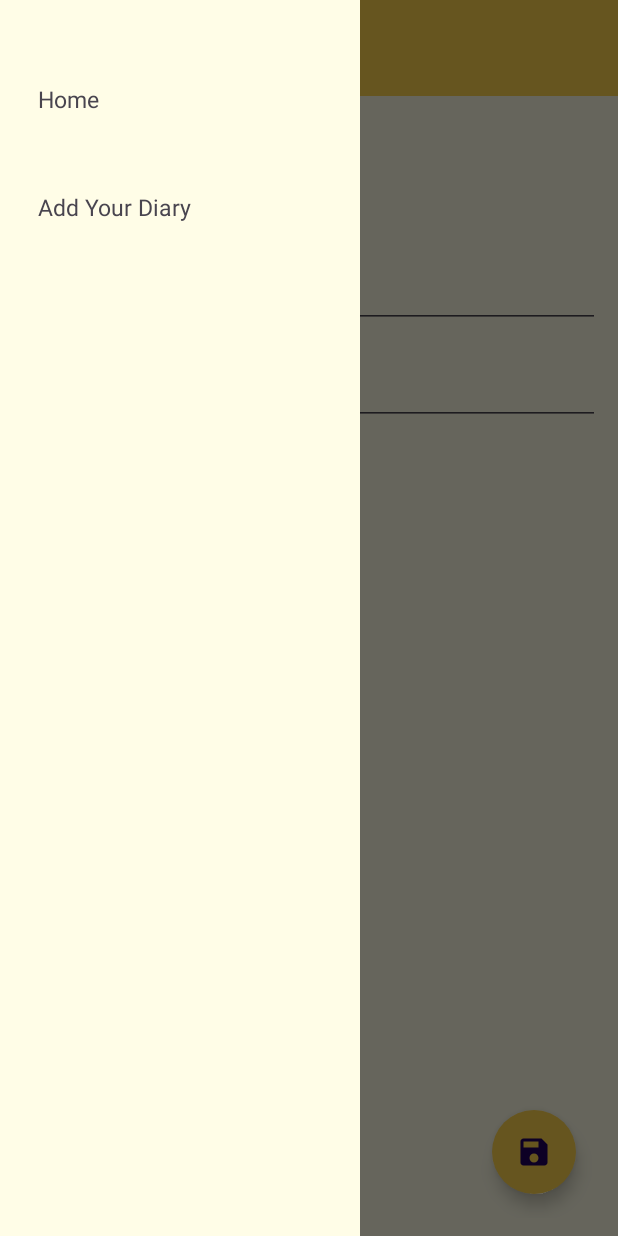
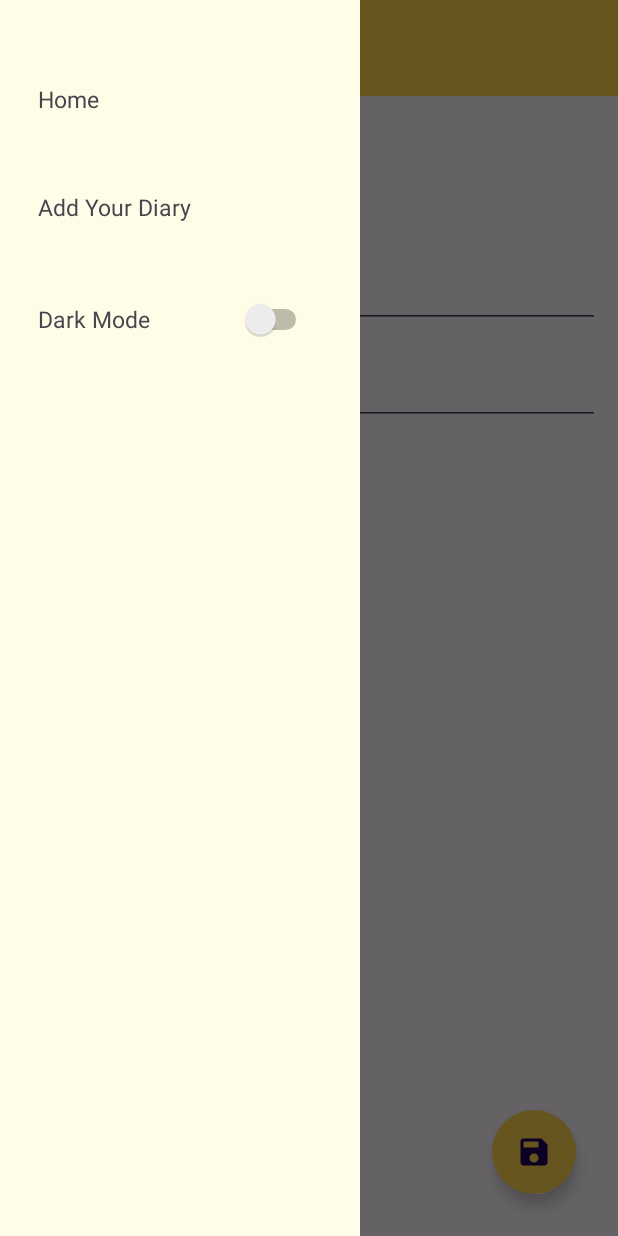
Before and after one commit to Rafibintang22/TubesMobdev1, an Android app: the screen it shows after launch (MainActivity), after a tap on "Add Your Diary", on a phone screen of 412 x 824 dp. Run offline under Robolectric (Android 15) with nearby library versions, the phone set to English and light mode, and no system bars; 1 statement that could not run was skipped; 2 other taps on this screen came first.

Commit message:
update : DarkMode

```diff
--- a/app/src/main/java/com/example/tubes1/FragmentSideMenu.kt
+++ b/app/src/main/java/com/example/tubes1/FragmentSideMenu.kt
@@ -7,9 +7,11 @@ import android.view.ViewGroup
 import androidx.drawerlayout.widget.DrawerLayout
 import androidx.fragment.app.Fragment
 import com.example.tubes1.databinding.FragmentSidemenuBinding
+import kotlin.math.log
 
 class FragmentSideMenu:Fragment() {
     lateinit var binding: FragmentSidemenuBinding
+    private lateinit var viewModel: MainViewModel
 
     override fun onCreateView(
         inflater: LayoutInflater,
@@ -17,10 +19,19 @@ class FragmentSideMenu:Fragment() {
         savedInstanceState: Bundle?
     ): View? {
         this.binding = FragmentSidemenuBinding.inflate(inflater,container,false)
-
+        this.viewModel = (activity as MainActivity).viewModel
         val buttonHome = binding.btnHome
         val buttonAddDiary = binding.btnAddDiary
+        val switchMode = binding.switchMode
 
+        switchMode.setOnClickListener {
+            val modeNow = switchMode.isActivated
+            if(modeNow == false){
+                viewModel.updateMode(false)
+            }else{
+                viewModel.updateMode(true)
+            }
+        }
 
         buttonHome.setOnClickListener {
             pindahkeFragment(FragmentHome())
@@ -29,6 +40,8 @@ class FragmentSideMenu:Fragment() {
         buttonAddDiary.setOnClickListener {
             pindahkeFragment(FragmentTambahKonten())
         }
+
+
 
         return this.binding.root
     }
--- a/app/src/main/java/com/example/tubes1/MainViewModel.kt
+++ b/app/src/main/java/com/example/tubes1/MainViewModel.kt
@@ -10,6 +10,7 @@ class MainViewModel : ViewModel() {
     var imgUri: MutableLiveData<Uri> = MutableLiveData()
     var time: MutableLiveData<String> = MutableLiveData()
     var page: MutableLiveData<String> = MutableLiveData()
+    var mode: MutableLiveData<Boolean> = MutableLiveData()
 
     fun updateTitle(title: String){
         this.title.value = title
@@ -31,4 +32,8 @@ class MainViewModel : ViewModel() {
         this.page.value = page
     }
 
+    fun updateMode(mode: Boolean){
+        this.mode.value = mode
+    }
+
 }
--- a/app/src/main/res/layout/activity_main.xml
+++ b/app/src/main/res/layout/activity_main.xml
@@ -7,8 +7,7 @@
     android:layout_width="match_parent"
     android:layout_height="match_parent"
     android:orientation="vertical"
-    tools:context=".MainActivity"
-    android:background="@color/kuningMuda">
+    tools:context=".MainActivity">
 
     <LinearLayout
         android:layout_width="match_parent"
@@ -20,7 +19,7 @@
             android:id="@+id/toolbar"
             android:layout_width="match_parent"
             android:layout_height="?attr/actionBarSize"
-            android:background="@color/kuning"
+            style="@style/ToolbarBackground"
             android:elevation="4dp"
             android:theme="@style/ThemeOverlay.AppCompat.Light">
 
@@ -29,8 +28,7 @@
                 android:layout_height="wrap_content"
                 android:text="Photo Diary App"
                 android:textSize="20sp"
-                android:textColor="@color/black"
-                android:background="@color/kuning"
+                style="@style/TextColor"
                 />
         </androidx.appcompat.widget.Toolbar>
 
--- a/app/src/main/res/layout/fragment_detail_konten.xml
+++ b/app/src/main/res/layout/fragment_detail_konten.xml
@@ -2,7 +2,7 @@
 <LinearLayout xmlns:android="http://schemas.android.com/apk/res/android"
     android:layout_width="match_parent"
     android:layout_height="match_parent"
-    android:background="@color/kuningMuda"
+    style="@style/Screen"
     android:orientation="vertical">
     <TextView
         android:id="@+id/btn_back"
@@ -60,7 +60,7 @@
         android:layout_marginTop="16dp"
         android:layout_marginEnd="16dp"
         android:layout_marginBottom="16dp"
-        android:backgroundTint="@color/kuning"
+        style="@style/BtnBackground"
         android:src="@drawable/edit_icon_foreground" />
 
 
--- a/app/src/main/res/layout/fragment_home.xml
+++ b/app/src/main/res/layout/fragment_home.xml
@@ -11,7 +11,7 @@
         android:text="@string/your_diary"
         android:textSize="25sp"
         android:layout_marginBottom="30dp"
-        android:textColor="@color/black"
+        style="@style/TextColor"
         android:textStyle="bold" />
 
     <GridView
@@ -34,7 +34,7 @@
         android:layout_marginTop="16sp"
         android:layout_marginEnd="16sp"
         android:layout_marginBottom="16sp"
-        android:backgroundTint="@color/kuning"
+        style="@style/BtnBackground"
         android:src="@drawable/plus_button_baseline_add"
         app:shapeAppearance="@style/Widget.Material3.CircularProgressIndicator.Medium" />
 </RelativeLayout>
--- a/app/src/main/res/layout/fragment_konten_diary.xml
+++ b/app/src/main/res/layout/fragment_konten_diary.xml
@@ -20,7 +20,7 @@
         android:layout_height="wrap_content"
         android:layout_gravity="center"
         android:text="tanggal dibuat"
-        android:textColor="@color/biru"
+        style="@style/TextColorAccent"
         android:textStyle="bold"
         />
 
@@ -30,7 +30,7 @@
         android:layout_width="wrap_content"
         android:layout_height="wrap_content"
         android:text="Judul Diary"
-        android:textColor="@color/black"
+        style="@style/TextColor"
         android:textSize="16sp"
         android:textStyle="bold"/>
 
--- a/app/src/main/res/layout/fragment_sidemenu.xml
+++ b/app/src/main/res/layout/fragment_sidemenu.xml
@@ -3,18 +3,18 @@
     android:orientation="vertical"
     android:layout_width="match_parent"
     android:layout_height="match_parent"
-    android:background="@color/kuningMuda"
-    android:padding="20sp">
+    android:padding="20sp"
+    style="@style/SideBackground">
 
     <TextView
         android:id="@+id/btn_home"
-        android:layout_width="wrap_content"
+        android:layout_width="match_parent"
         android:layout_height="wrap_content"
         android:text="Home"
         android:textSize="15dp"
         android:layout_marginTop="30dp"
         android:clickable="true"
-        android:padding="5sp" />
+        android:padding="5sp"/>
 
     <TextView
         android:id="@+id/btn_addDiary"
@@ -26,4 +26,25 @@
         android:padding="5sp"
         android:clickable="true" />
 
+    <LinearLayout
+        android:layout_marginTop="40dp"
+        android:padding="5sp"
+        android:layout_width="match_parent"
+        android:layout_height="wrap_content"
+        android:orientation="horizontal">
+
+        <TextView
+            android:layout_width="wrap_content"
+            android:layout_height="wrap_content"
+            android:text="@string/dark_mode"
+            android:layout_marginRight="60dp"
+            android:textSize="15dp"></TextView>
+
+        <Switch
+            android:id="@+id/switch_mode"
+            android:layout_width="wrap_content"
+            android:layout_height="wrap_content">
+        </Switch>
+    </LinearLayout>
+
 </LinearLayout>
--- a/app/src/main/res/layout/fragment_tambah_konten.xml
+++ b/app/src/main/res/layout/fragment_tambah_konten.xml
@@ -19,7 +19,7 @@
         android:layout_height="wrap_content"
         android:text="Add your diary"
         android:textSize="25sp"
-        android:textColor="@color/black"
+        style="@style/TextColor"
         android:textStyle="bold"
         android:layout_marginBottom="12sp"></TextView>
 
@@ -59,7 +59,7 @@
         android:layout_height="wrap_content"
         android:text="Upload Picture"
         android:textColor="@color/black"
-        android:backgroundTint="@color/kuning"></Button>
+        style="@style/BtnBackground"></Button>
 
 
     <ImageView
@@ -75,7 +75,7 @@
         android:layout_height="wrap_content"
         android:layout_gravity="right"
         android:layout_margin="16dp"
-        android:backgroundTint="@color/kuning"
+        style="@style/BtnBackground"
         android:src="@drawable/save_button_baseline"
         app:shapeAppearance="@style/Widget.Material3.CircularProgressIndicator.Medium"
         >
--- a/app/src/main/res/values-night/themes.xml
+++ b/app/src/main/res/values-night/themes.xml
@@ -2,6 +2,38 @@
     <!-- Base application theme. -->
     <style name="Base.Theme.TUBES1" parent="Theme.Material3.DayNight.NoActionBar">
         <!-- Customize your dark theme here. -->
-        <!-- <item name="colorPrimary">@color/my_dark_primary</item> -->
+        <item name="colorPrimary">@color/grey</item>
+
+        <item name="colorAccent">@color/kuningDark</item>
+    </style>
+
+    <style name="Screen">
+        <item name="android:background">@color/black</item>
+    </style>
+
+    <style name="ToolbarBackground">
+        <item name="android:background">@color/grey</item>
+    </style>
+
+    <style name="BtnBackground">
+        <item name="android:backgroundTint">@color/kuningDark</item>
+        <item name="android:textColor">@color/white</item>
+    </style>
+
+    <style name="BtnBackground2">
+        <item name="android:backgroundTint">@color/biruDark</item>
+        <item name="android:textColor">@color/white</item>
+    </style>
+
+    <style name="SideBackground">
+        <item name="android:background">@color/grey</item>
+    </style>
+
+    <style name="TextColor">
+        <item name="android:textColor">@color/white</item>
+    </style>
+
+    <style name="TextColorAccent">
+        <item name="android:textColor">@color/lightgrey</item>
     </style>
 </resources>
--- a/app/src/main/res/values/colors.xml
+++ b/app/src/main/res/values/colors.xml
@@ -5,4 +5,9 @@
     <color name="kuning">#FFD54F</color>
     <color name="kuningMuda">#FFFDE7</color>
     <color name="biru">#2196F3</color>
+
+    <color name="grey">#4E4E4E</color>
+    <color name="lightgrey">#939292</color>
+    <color name="kuningDark">#827717</color>
+    <color name="biruDark">#0D47A1</color>
 </resources>
--- a/app/src/main/res/values/strings.xml
+++ b/app/src/main/res/values/strings.xml
@@ -11,4 +11,5 @@
     <string name="photo_diary_app">Photo Diary App</string>
     <string name="openDrawer">Open Drawer</string>
     <string name="closeDrawer">Close Drawer</string>
+    <string name="dark_mode">Dark Mode</string>
 </resources>
--- a/app/src/main/res/values/themes.xml
+++ b/app/src/main/res/values/themes.xml
@@ -2,8 +2,36 @@
     <!-- Base application theme. -->
     <style name="Base.Theme.TUBES1" parent="Theme.Material3.DayNight.NoActionBar">
         <!-- Customize your light theme here. -->
-        <!-- <item name="colorPrimary">@color/my_light_primary</item> -->
+        <item name="colorPrimary">@color/kuning</item>
+        <item name="colorPrimaryVariant">@color/kuningMuda</item>
+
+        <item name="colorSecondary">@color/black</item>
+        <item name="colorAccent">@color/biru</item>
     </style>
 
     <style name="Theme.TUBES1" parent="Base.Theme.TUBES1" />
+
+    <style name="Screen">
+        <item name="android:background">@color/white</item>
+    </style>
+
+    <style name="ToolbarBackground">
+        <item name="android:background">@color/kuning</item>
+    </style>
+
+    <style name="BtnBackground">
+        <item name="android:backgroundTint">@color/kuning</item>
+    </style>
+
+    <style name="SideBackground">
+        <item name="android:background">@color/kuningMuda</item>
+    </style>
+
+    <style name="TextColor">
+        <item name="android:textColor">@color/black</item>
+    </style>
+
+
+
+
 </resources>
```
Also changed, not shown: app/src/main/java/com/example/tubes1/MainActivity.kt (+14 -0 lines), app/src/main/res/layout/fragment_edit_konten.xml (+3 -4 lines).
